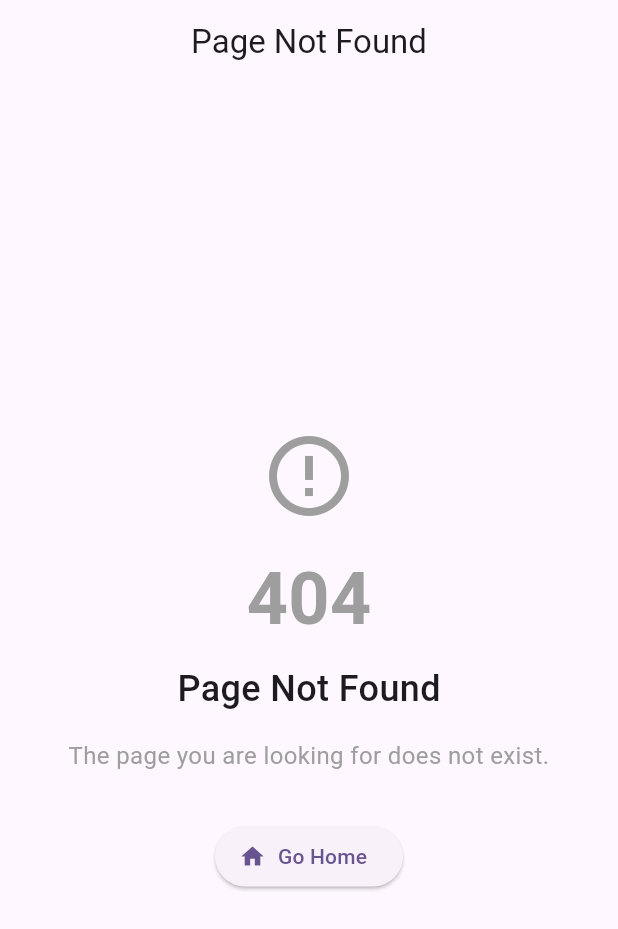
After one commit to lraihan/polymorphism, a Flutter app: the NotFoundPage screen opened by its route, on a phone screen of 412 x 824 dp. The commit adds this screen. Shown: the top 929 px of the screen. Run offline on Flutter 3.47's test engine with Material 3 defaults, Android fonts, the phone set to English and light mode, and no system bars; our stand-ins replace go_router.

Commit message:
feat: enhance routing with 404 fallback, query params, and centralized routes
- Add errorBuilder to GoRouter for proper 404 handling
- Update all pages to accept query parameters consistently
- Extend AppRoutes with query parameter keys for type safety
- Add comprehensive router tests covering 404 and query param handling
- Fix linting issues across all page implementations
- All CI checks passing: tests, analysis, and web build

```diff
--- /dev/null
+++ b/lib/core/pages/not_found_page.dart
@@ -0,0 +1,59 @@
+import 'package:flutter/material.dart';
+import 'package:go_router/go_router.dart';
+import 'package:polymorphism/core/router/app_routes.dart';
+
+class NotFoundPage extends StatelessWidget {
+  const NotFoundPage({super.key});
+
+  @override
+  Widget build(BuildContext context) => Scaffold(
+        appBar: AppBar(
+          title: const Text('Page Not Found'),
+          centerTitle: true,
+        ),
+        body: Center(
+          child: Column(
+            mainAxisAlignment: MainAxisAlignment.center,
+            children: [
+              const Icon(
+                Icons.error_outline,
+                size: 64,
+                color: Colors.grey,
+              ),
+              const SizedBox(height: 16),
+              const Text(
+                '404',
+                style: TextStyle(
+                  fontSize: 48,
+                  fontWeight: FontWeight.bold,
+                  color: Colors.grey,
+                ),
+              ),
+              const SizedBox(height: 8),
+              const Text(
+                'Page Not Found',
+                style: TextStyle(
+                  fontSize: 24,
+                  fontWeight: FontWeight.w500,
+                ),
+              ),
+              const SizedBox(height: 16),
+              const Text(
+                'The page you are looking for does not exist.',
+                textAlign: TextAlign.center,
+                style: TextStyle(
+                  fontSize: 16,
+                  color: Colors.grey,
+                ),
+              ),
+              const SizedBox(height: 32),
+              ElevatedButton.icon(
+                onPressed: () => context.goNamed(AppRoutes.home),
+                icon: const Icon(Icons.home),
+                label: const Text('Go Home'),
+              ),
+            ],
+          ),
+        ),
+      );
+}
--- a/lib/core/router/app_router.dart
+++ b/lib/core/router/app_router.dart
@@ -1,4 +1,6 @@
 import 'package:go_router/go_router.dart';
+import 'package:polymorphism/core/pages/not_found_page.dart';
+import 'package:polymorphism/core/router/app_routes.dart';
 import 'package:polymorphism/modules/case_studies/pages/case_studies_page.dart';
 import 'package:polymorphism/modules/contact/pages/contact_page.dart';
 import 'package:polymorphism/modules/gallery/pages/gallery_page.dart';
@@ -9,42 +11,96 @@ import 'package:polymorphism/modules/timeline/pages/timeline_page.dart';
 
 class AppRouter {
   static final GoRouter _router = GoRouter(
-    initialLocation: '/',
+    initialLocation: AppRoutes.homePath,
+    errorBuilder: (context, state) => const NotFoundPage(),
     routes: [
+      // Main routes
       GoRoute(
-        path: '/',
-        name: 'home',
-        builder: (context, state) => const HomePage(),
+        path: AppRoutes.homePath,
+        name: AppRoutes.home,
+        builder: (context, state) => HomePage(
+          section: state.uri.queryParameters[AppRoutes.sectionParam],
+        ),
       ),
       GoRoute(
-        path: '/projects',
-        name: 'projects',
-        builder: (context, state) => const ProjectsPage(),
+        path: AppRoutes.projectsPath,
+        name: AppRoutes.projects,
+        builder: (context, state) => ProjectsPage(
+          searchQuery: state.uri.queryParameters[AppRoutes.searchQuery],
+          category: state.uri.queryParameters[AppRoutes.categoryFilter],
+        ),
       ),
       GoRoute(
-        path: '/gallery',
-        name: 'gallery',
-        builder: (context, state) => const GalleryPage(),
+        path: AppRoutes.galleryPath,
+        name: AppRoutes.gallery,
+        builder: (context, state) => GalleryPage(
+          searchQuery: state.uri.queryParameters[AppRoutes.searchQuery],
+          tag: state.uri.queryParameters[AppRoutes.tagFilter],
+        ),
       ),
       GoRoute(
-        path: '/playground',
-        name: 'playground',
-        builder: (context, state) => const PlaygroundPage(),
+        path: AppRoutes.playgroundPath,
+        name: AppRoutes.playground,
+        builder: (context, state) => PlaygroundPage(
+          demo: state.uri.queryParameters[AppRoutes.demoParam],
+          category: state.uri.queryParameters[AppRoutes.categoryFilter],
+        ),
       ),
       GoRoute(
-        path: '/case-studies',
-        name: 'case-studies',
-        builder: (context, state) => const CaseStudiesPage(),
+        path: AppRoutes.caseStudiesPath,
+        name: AppRoutes.caseStudies,
+        builder: (context, state) => CaseStudiesPage(
+          category: state.uri.queryParameters[AppRoutes.categoryFilter],
+        ),
       ),
       GoRoute(
-        path: '/timeline',
-        name: 'timeline',
-        builder: (context, state) => const TimelinePage(),
+        path: AppRoutes.timelinePath,
+        name: AppRoutes.timeline,
+        builder: (context, state) => TimelinePage(
+          year: state.uri.queryParameters[AppRoutes.yearParam],
+          filter: state.uri.queryParameters[AppRoutes.filterParam],
+        ),
       ),
       GoRoute(
-        path: '/contact',
-        name: 'contact',
-        builder: (context, state) => const ContactPage(),
+        path: AppRoutes.contactPath,
+        name: AppRoutes.contact,
+        builder: (context, state) => ContactPage(
+          subject: state.uri.queryParameters[AppRoutes.subjectParam],
+          message: state.uri.queryParameters[AppRoutes.messageParam],
+        ),
+      ),
+
+      // Future parameterized routes (scaffolded for easy addition)
+      // GoRoute(
+      //   path: AppRoutes.projectDetailPath,
+      //   name: 'project-detail',
+      //   builder: (context, state) {
+      //     final id = state.pathParameters['id']!;
+      //     return ProjectDetailPage(projectId: id);
+      //   },
+      // ),
+      // GoRoute(
+      //   path: AppRoutes.caseStudyDetailPath,
+      //   name: 'case-study-detail',
+      //   builder: (context, state) {
+      //     final slug = state.pathParameters['slug']!;
+      //     return CaseStudyDetailPage(slug: slug);
+      //   },
+      // ),
+      // GoRoute(
+      //   path: AppRoutes.galleryItemPath,
+      //   name: 'gallery-item',
+      //   builder: (context, state) {
+      //     final id = state.pathParameters['id']!;
+      //     return GalleryItemPage(itemId: id);
+      //   },
+      // ),
+
+      // 404 Not Found route
+      GoRoute(
+        path: AppRoutes.notFoundPath,
+        name: AppRoutes.notFound,
+        builder: (context, state) => const NotFoundPage(),
       ),
     ],
   );
--- /dev/null
+++ b/lib/core/router/app_routes.dart
@@ -0,0 +1,44 @@
+/// Centralized route names and paths for type-safe navigation
+class AppRoutes {
+  // Route names
+  static const String home = 'home';
+  static const String projects = 'projects';
+  static const String gallery = 'gallery';
+  static const String playground = 'playground';
+  static const String caseStudies = 'case-studies';
+  static const String timeline = 'timeline';
+  static const String contact = 'contact';
+  static const String notFound = 'not-found';
+
+  // Route paths
+  static const String homePath = '/';
+  static const String projectsPath = '/projects';
+  static const String galleryPath = '/gallery';
+  static const String playgroundPath = '/playground';
+  static const String caseStudiesPath = '/case-studies';
+  static const String timelinePath = '/timeline';
+  static const String contactPath = '/contact';
+  static const String notFoundPath = '/404';
+  static const String fallbackPath = '*';
+
+  // Parameterized route paths (for future use)
+  static const String projectDetailPath = '/projects/:id';
+  static const String caseStudyDetailPath = '/case-studies/:slug';
+  static const String galleryItemPath = '/gallery/:id';
+
+  // Helper methods for building parameterized routes
+  static String buildProjectDetailPath(String id) => '/projects/$id';
+  static String buildCaseStudyDetailPath(String slug) => '/case-studies/$slug';
+  static String buildGalleryItemPath(String id) => '/gallery/$id';
+
+  // Query parameter keys (for future use)
+  static const String searchQuery = 'q';
+  static const String categoryFilter = 'category';
+  static const String tagFilter = 'tag';
+  static const String sectionParam = 'section';
+  static const String yearParam = 'year';
+  static const String filterParam = 'filter';
+  static const String demoParam = 'demo';
+  static const String subjectParam = 'subject';
+  static const String messageParam = 'message';
+}
```
Also changed, not shown: lib/main.dart (+6 -12 lines), lib/modules/case_studies/pages/case_studies_page.dart (+17 -3 lines), lib/modules/contact/pages/contact_page.dart (+27 -6 lines), lib/modules/gallery/pages/gallery_page.dart (+23 -3 lines), lib/modules/home/pages/home_page.dart (+17 -6 lines), lib/modules/playground/pages/playground_page.dart (+27 -6 lines), lib/modules/projects/pages/projects_page.dart (+23 -3 lines), lib/modules/timeline/pages/timeline_page.dart (+27 -6 lines), 2 other files.
